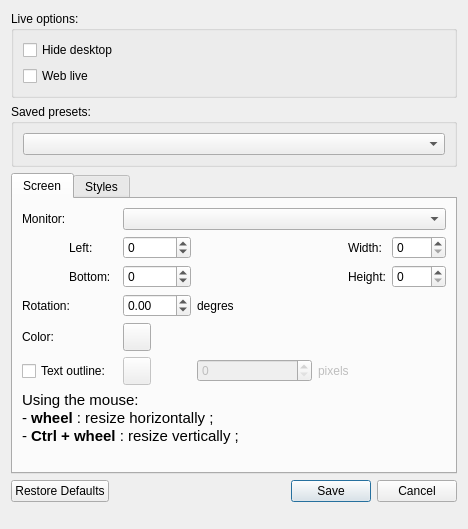
Before: the Qt Designer form src/configeditor.ui in Subtivals/subtivals, drawn with Qt 5.
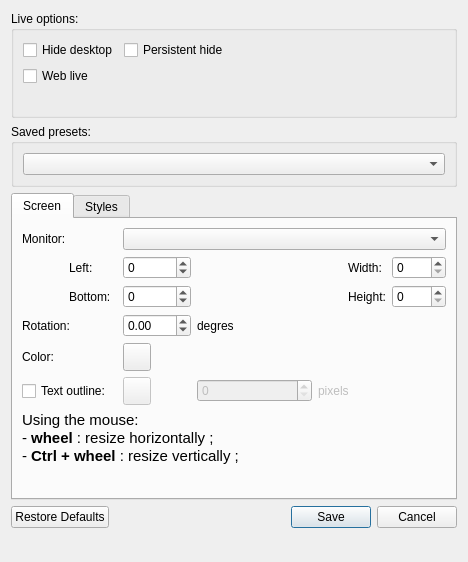
After: the same form once the commit is applied. Icons and pictures are not drawn.

Diff of the .ui file:
```diff
--- a/src/configeditor.ui
+++ b/src/configeditor.ui
@@ -7,7 +7,7 @@
     <x>0</x>
     <y>0</y>
     <width>468</width>
-    <height>529</height>
+    <height>562</height>
    </rect>
   </property>
   <property name="windowTitle">
@@ -352,14 +352,35 @@
         <string>Live options:</string>
        </property>
        <layout class="QGridLayout" name="gridLayout_hideDesktop">
-        <item row="3" column="0">
+        <item row="1" column="0">
+         <layout class="QGridLayout" name="gridLayout_5">
+          <item row="0" column="0">
+           <widget class="QCheckBox" name="hideDesktop">
+            <property name="text">
+             <string>Hide desktop</string>
+            </property>
+           </widget>
+          </item>
+          <item row="1" column="0">
          <widget class="QCheckBox" name="enableWeblive">
           <property name="text">
            <string>Web live</string>
           </property>
          </widget>
         </item>
-        <item row="3" column="3">
+          <item row="0" column="1">
+           <widget class="QCheckBox" name="persistentHide">
+            <property name="toolTip">
+             <string>Hide mode is fully manual</string>
+            </property>
+            <property name="text">
+             <string>Persistent hide</string>
+            </property>
+           </widget>
+          </item>
+         </layout>
+        </item>
+        <item row="5" column="3">
          <widget class="QLabel" name="iconWeblive">
           <property name="maximumSize">
            <size>
@@ -375,14 +396,7 @@
           </property>
          </widget>
         </item>
-        <item row="0" column="0" colspan="4">
-         <widget class="QCheckBox" name="hideDesktop">
-          <property name="text">
-           <string>Hide desktop</string>
-          </property>
-         </widget>
-        </item>
-        <item row="3" column="1" colspan="2">
+        <item row="5" column="1" colspan="2">
          <widget class="QLabel" name="urlWeblive">
           <property name="text">
            <string/>
```
Lines whose indentation alone changed are shown as unchanged.
